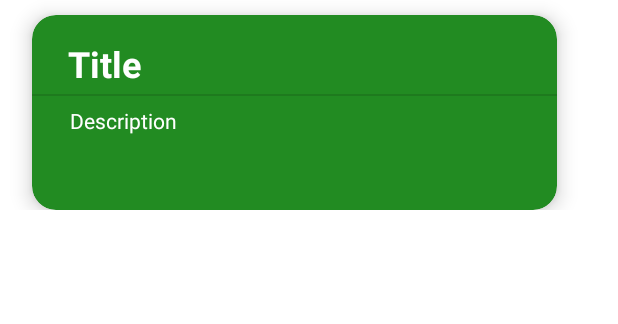
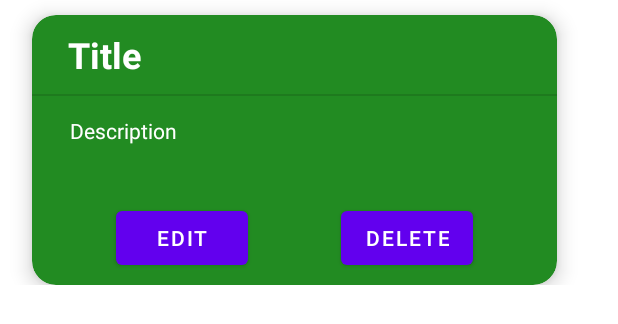
Before and after one commit to nihad6690/Task-Manager-Android-App, an Android app: the layout recycler_view_row.xml on its own in the app's theme, with its tools: preview values and no code run, on a phone screen of 412 x 824 dp. Shown: the top 324 px of the screen. Run offline under Robolectric (Android 15) with nearby library versions, the phone set to English and light mode, and no system bars.

```diff
--- a/app/src/main/java/com/example/todolist/MainActivity.java
+++ b/app/src/main/java/com/example/todolist/MainActivity.java
@@ -50,10 +50,13 @@ public class MainActivity extends AppCompatActivity {
         if (requestCode == TEXT_REQUEST){
                 String title = data.getStringExtra(addTask.EXTRA_TITLE);
                 String description = data.getStringExtra(addTask.EXTRA_Description);
-                tasks.add(new information(title, description));
-                tasks_recyclerViewAdapter adapter = new tasks_recyclerViewAdapter(this, tasks);
-                this.recyclerView.setAdapter(adapter);
-                this.recyclerView.setLayoutManager(new LinearLayoutManager(this));
+                if (title != null && description != null){
+                    tasks.add(new information(title, description));
+                    tasks_recyclerViewAdapter adapter = new tasks_recyclerViewAdapter(this, tasks);
+                    this.recyclerView.setAdapter(adapter);
+                    this.recyclerView.setLayoutManager(new LinearLayoutManager(this));
+                }
+
         }
     }
 
--- a/app/src/main/java/com/example/todolist/addTask.java
+++ b/app/src/main/java/com/example/todolist/addTask.java
@@ -13,6 +13,7 @@ public class addTask extends AppCompatActivity {
     private EditText editTitle;
     private EditText editDescription;
     private Button submitBtn;
+    private Button cancelBtn;
     public static final String EXTRA_TITLE = "com.example.todolist.EXTRA_TITLE";
     public static final String EXTRA_Description = "com.example.todolist.EXTRA_Description";
 
@@ -37,5 +38,15 @@ public class addTask extends AppCompatActivity {
                 finish();
             }
         });
+        cancelBtn = (Button) findViewById(R.id.cancelBtn);
+        cancelBtn.setOnClickListener(new View.OnClickListener() {
+            @Override
+            public void onClick(View view) {
+                Intent output = new Intent();
+                setResult(RESULT_CANCELED, output);
+                finish();
+            }
+        });
+
     }
 }
--- a/app/src/main/res/layout/activity_main.xml
+++ b/app/src/main/res/layout/activity_main.xml
@@ -43,7 +43,9 @@
             android:layout_marginEnd="250dp"
             android:layout_marginBottom="50dp"
             android:text="Today"
-            android:textStyle="normal|bold"
+            android:textColor="@color/white"
+            android:textSize="24sp"
+            android:textStyle="bold"
             app:layout_constraintBottom_toBottomOf="@+id/textView4"
             app:layout_constraintEnd_toEndOf="@+id/textView4"
             app:layout_constraintStart_toStartOf="@+id/textView4"
--- a/app/src/main/res/layout/recycler_view_row.xml
+++ b/app/src/main/res/layout/recycler_view_row.xml
@@ -20,19 +20,20 @@
 
         <androidx.constraintlayout.widget.ConstraintLayout
             android:layout_width="350dp"
-            android:layout_height="130dp">
+            android:layout_height="180dp">
 
             <TextView
                 android:id="@+id/recTitle"
                 android:layout_width="wrap_content"
                 android:layout_height="wrap_content"
                 android:layout_marginStart="24dp"
-                android:layout_marginTop="16dp"
+                android:layout_marginTop="10dp"
                 android:layout_marginEnd="320dp"
                 android:text="Title"
                 android:textColor="@color/white"
                 android:textSize="24sp"
                 android:textStyle="bold"
+                app:layout_constraintBottom_toTopOf="@+id/divider3"
                 app:layout_constraintEnd_toEndOf="parent"
                 app:layout_constraintHorizontal_bias="0.0"
                 app:layout_constraintStart_toStartOf="parent"
@@ -40,10 +41,8 @@
 
             <TextView
                 android:id="@+id/recDescription"
-                android:layout_width="wrap_content"
-                android:layout_height="19dp"
-                android:layout_marginStart="24dp"
-                android:layout_marginEnd="252dp"
+                android:layout_width="300dp"
+                android:layout_height="50dp"
                 android:layout_marginBottom="50dp"
                 android:text="Description"
                 android:textColor="@color/white"
@@ -51,21 +50,42 @@
                 android:textStyle="normal"
                 app:layout_constraintBottom_toBottomOf="parent"
                 app:layout_constraintEnd_toEndOf="parent"
-                app:layout_constraintStart_toStartOf="parent"
-                app:layout_constraintTop_toBottomOf="@+id/divider3"
-                app:layout_constraintVertical_bias="1.0" />
+                app:layout_constraintStart_toStartOf="@+id/divider3"
+                app:layout_constraintTop_toBottomOf="@+id/divider3" />
 
             <View
                 android:id="@+id/divider3"
                 android:layout_width="407dp"
                 android:layout_height="1dp"
-                android:layout_marginTop="4dp"
+                android:layout_marginTop="10dp"
                 android:background="?android:attr/listDivider"
                 app:layout_constraintEnd_toEndOf="parent"
                 app:layout_constraintHorizontal_bias="0.0"
                 app:layout_constraintStart_toStartOf="parent"
                 app:layout_constraintTop_toBottomOf="@+id/recTitle" />
 
+            <Button
+                android:id="@+id/editBtn"
+                android:layout_width="wrap_content"
+                android:layout_height="wrap_content"
+                android:layout_marginEnd="150dp"
+                android:text="EDIT"
+                app:layout_constraintBottom_toBottomOf="parent"
+                app:layout_constraintEnd_toEndOf="parent"
+                app:layout_constraintStart_toStartOf="parent"
+                app:layout_constraintTop_toBottomOf="@+id/recDescription" />
+
+            <Button
+                android:id="@+id/delBtn"
+                android:layout_width="wrap_content"
+                android:layout_height="wrap_content"
+                android:layout_marginStart="150dp"
+                android:text="DELETE"
+                app:layout_constraintBottom_toBottomOf="parent"
+                app:layout_constraintEnd_toEndOf="parent"
+                app:layout_constraintStart_toStartOf="parent"
+                app:layout_constraintTop_toBottomOf="@+id/recDescription" />
+
         </androidx.constraintlayout.widget.ConstraintLayout>
     </androidx.cardview.widget.CardView>
 
```
